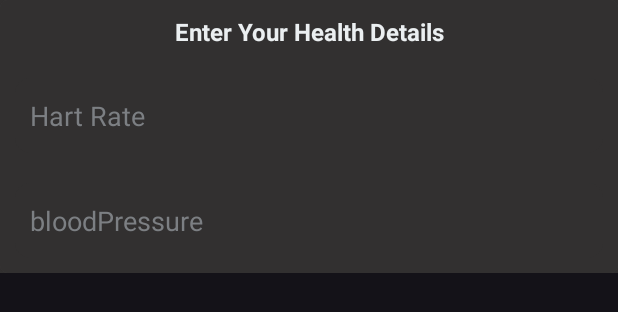
After one commit to kavinda-100/EEI4369-Health-Tracker-App, an Android app: the layout health_input_dialog_box.xml on its own in the app's theme, with its tools: preview values and no code run, on a phone screen of 412 x 824 dp. The commit adds this screen. Shown: the top 312 px of the screen. Run offline under Robolectric (Android 15) with nearby library versions, the phone set to English and light mode, and no system bars.

Commit message:
add styles and show health input dialog box to health summary. remain db functionality.

```diff
--- a/app/src/main/res/layout/fragment_home.xml
+++ b/app/src/main/res/layout/fragment_home.xml
@@ -69,6 +69,7 @@
         />
 
     <androidx.cardview.widget.CardView
+        android:id="@+id/summary_card_view"
         android:layout_width="match_parent"
         android:layout_height="wrap_content"
         android:layout_alignParentBottom="true"
--- /dev/null
+++ b/app/src/main/res/layout/health_input_dialog_box.xml
@@ -0,0 +1,63 @@
+<?xml version="1.0" encoding="utf-8"?>
+<RelativeLayout xmlns:android="http://schemas.android.com/apk/res/android"
+    xmlns:app="http://schemas.android.com/apk/res-auto"
+    android:layout_width="match_parent"
+    android:layout_height="wrap_content"
+    style="@style/input_background">
+
+    <androidx.cardview.widget.CardView
+        style="@style/input_background"
+        app:cardCornerRadius="5dp"
+        android:elevation="10dp"
+        android:layout_width="match_parent"
+        android:layout_height="wrap_content">
+
+        <RelativeLayout
+            style="@style/input_background"
+            android:padding="10dp"
+            android:layout_width="match_parent"
+            android:layout_height="wrap_content">
+
+            <TextView
+                android:id="@+id/add_health_title"
+                android:layout_width="match_parent"
+                android:layout_height="wrap_content"
+                android:text="@string/enter_your_health_details"
+                android:textSize="16sp"
+                style="@style/primary_text"
+                android:textStyle="bold"
+                android:gravity="center"
+                android:layout_marginBottom="20dp" />
+
+            <EditText
+                android:id="@+id/add_hartRate"
+                android:layout_below="@+id/add_health_title"
+                android:layout_width="match_parent"
+                android:layout_height="50dp"
+                android:padding="10dp"
+                style="@style/input_hint_and_text_and_bg"
+                android:focusable="true"
+                android:textSize="18sp"
+                android:hint="@string/hart_rate"
+                android:autofillHints="creditCardNumber"
+                android:inputType="number" />
+
+            <EditText
+                android:id="@+id/add_bloodPressure"
+                android:layout_below="@+id/add_hartRate"
+                android:layout_width="match_parent"
+                android:layout_height="50dp"
+                android:padding="10dp"
+                style="@style/input_hint_and_text_and_bg"
+                android:focusable="true"
+                android:textSize="18sp"
+                android:hint="@string/bloodpressure"
+                android:layout_marginTop="20dp"
+                android:autofillHints="creditCardNumber"
+                android:inputType="number" />
+
+        </RelativeLayout>
+
+    </androidx.cardview.widget.CardView>
+
+</RelativeLayout>
--- a/app/src/main/res/values/strings.xml
+++ b/app/src/main/res/values/strings.xml
@@ -101,4 +101,7 @@
     <string name="news_now">News Now</string>
     <string name="trends_of_health_vitals">Trends Of Health Vitals</string>
     <string name="medication_history">Medication History</string>
+    <string name="hart_rate">Hart Rate</string>
+    <string name="bloodpressure">bloodPressure</string>
+    <string name="enter_your_health_details">Enter Your Health Details</string>
 </resources>
```
Also changed, not shown: app/src/main/java/com/s22010170/heathtrakerapp/HomeFragment.java (+50 -1 lines).
